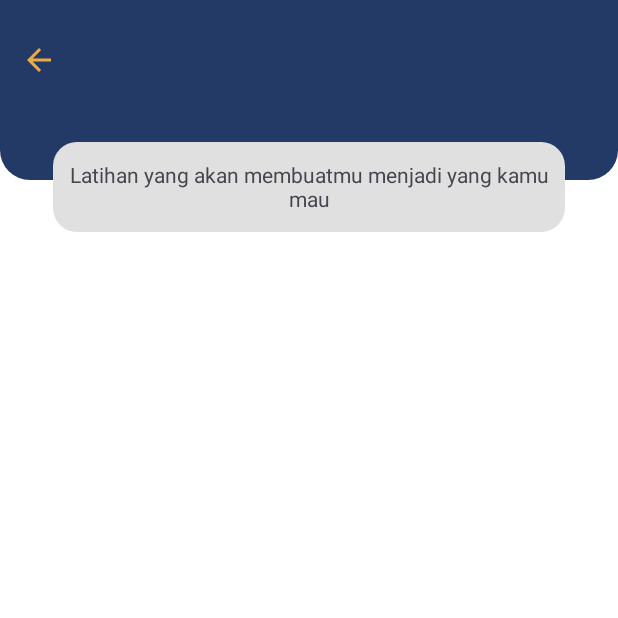
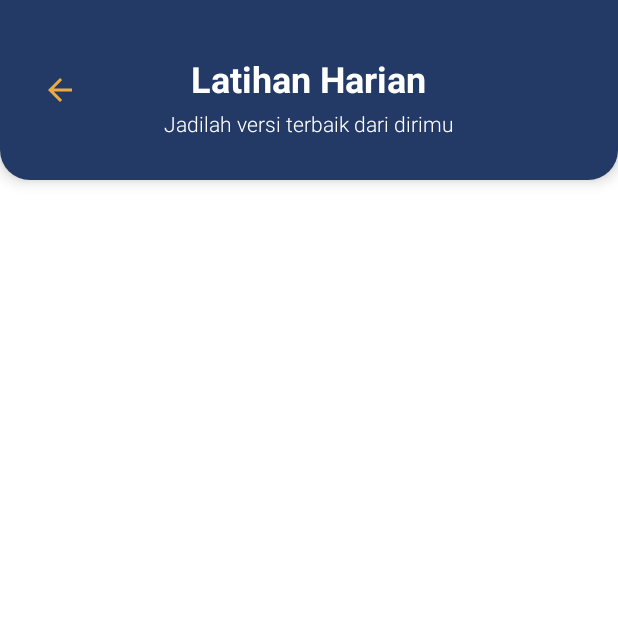
Before and after one commit to rizkimln/NutriPlan, an Android app: the misiHarian screen opened directly, with no data from a screen before it, on a phone screen of 412 x 824 dp, the top half of it. Run offline under Robolectric (Android 15) with nearby library versions, the phone set to English and light mode, and no system bars; our stand-ins replace Firebase (no records; nobody signed in at launch, a user with empty details on screens opened directly).

Commit message:
mengubah latiahn harian xml

```diff
--- a/app/src/main/res/layout/activity_misi_harian.xml
+++ b/app/src/main/res/layout/activity_misi_harian.xml
@@ -5,59 +5,75 @@
     android:layout_height="match_parent"
     android:background="@color/white">
 
-    <!-- Top Bar with Rounded Blue Background -->
     <RelativeLayout
         android:id="@+id/topBar"
         android:layout_width="match_parent"
         android:layout_height="120dp"
-        android:background="@drawable/rounded_background4">
+        android:background="@drawable/rounded_background4"
+        android:elevation="6dp">
 
+        <!-- Back Button -->
         <FrameLayout
             android:layout_width="48dp"
             android:layout_height="48dp"
             android:layout_alignParentStart="true"
-            android:layout_marginStart="2dp"
-            android:layout_marginTop="16dp"
+            android:layout_marginStart="16dp"
+            android:layout_marginTop="36dp"
+            android:background="?attr/selectableItemBackgroundBorderless"
             android:clickable="true"
             android:focusable="true">
 
             <ImageView
                 android:id="@+id/backButton"
-                android:layout_width="wrap_content"
+                android:layout_width="24dp"
                 android:layout_height="24dp"
                 android:layout_gravity="center"
                 android:contentDescription="Back button"
                 android:src="@drawable/ic_back"
                 app:tint="@color/yellow" />
-
         </FrameLayout>
 
-        <!-- Search Bar -->
+        <!-- Title Text -->
+        <TextView
+            android:id="@+id/titleText"
+            android:layout_width="wrap_content"
+            android:layout_height="wrap_content"
+            android:layout_centerHorizontal="true"
+            android:layout_marginTop="36dp"
+            android:text="Latihan Harian"
+            android:textColor="@color/white"
+            android:textSize="24sp"
+            android:textStyle="bold" />
+
+        <!-- Subtitle -->
+        <TextView
+            android:id="@+id/subtitleText"
+            android:layout_width="wrap_content"
+            android:layout_height="wrap_content"
+            android:layout_below="@id/titleText"
+            android:layout_centerHorizontal="true"
+            android:layout_marginTop="4dp"
+            android:text="Jadilah versi terbaik dari dirimu"
+            android:textColor="@color/white"
+            android:textSize="14sp"
+            android:fontFamily="sans-serif-light"
+            android:ellipsize="end"
+            android:maxLines="1" />
+
     </RelativeLayout>
+
 
     <!-- Recipe List -->
 
     <androidx.recyclerview.widget.RecyclerView
         android:id="@+id/recipeRecyclerView"
         android:layout_width="match_parent"
-        android:layout_height="match_parent"
-        android:layout_below="@+id/textView8"
-        android:layout_marginTop="20dp"
+        android:layout_height="533dp"
+        android:layout_alignParentEnd="true"
+        android:layout_marginTop="150dp"
+        android:layout_marginEnd="0dp"
         android:clipToPadding="false"
         android:padding="8dp"
         android:scrollbars="vertical" />
 
-    <TextView
-        android:id="@+id/textView8"
-        android:layout_width="400dp"
-        android:layout_height="60dp"
-        android:layout_below="@+id/topBar"
-        android:layout_marginStart="35dp"
-        android:layout_marginTop="-25dp"
-        android:layout_marginEnd="35dp"
-        android:layout_weight="1"
-        android:background="@drawable/rounded_background_white"
-        android:gravity="center"
-        android:text="Latihan yang akan membuatmu menjadi yang kamu mau" />
-
 </RelativeLayout>
```
Also changed, not shown: app/src/main/res/layout/bulkingdata.xml (deleted, +0 -67 lines).
